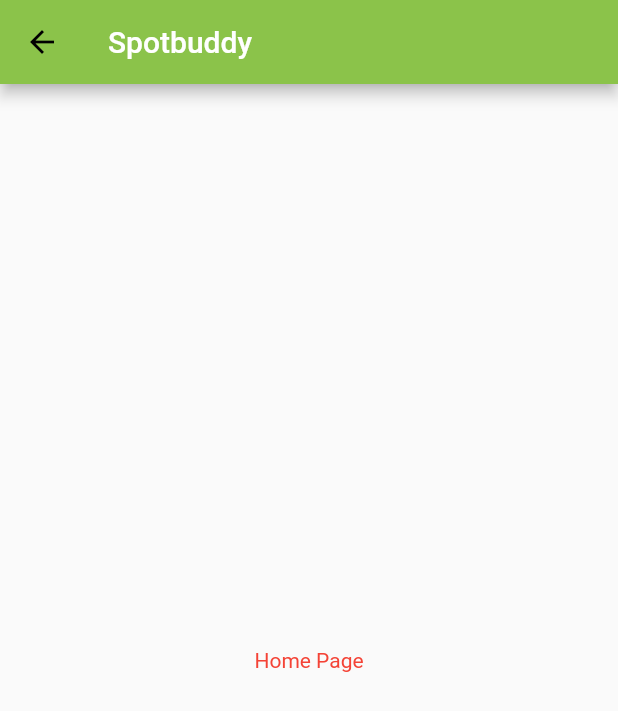
After one commit to rdale240/SpotBuddy, a Flutter app: the HomePage screen opened by its route, on a phone screen of 412 x 824 dp. The commit adds this screen. Shown: the top 711 px of the screen. Run offline on Flutter 3.47's test engine with Material 2 defaults, Android fonts, the phone set to English and light mode, and no system bars; our stand-ins replace random_string.

```diff
--- /dev/null
+++ b/lib/homepage.dart
@@ -0,0 +1,23 @@
+import 'package:flutter/material.dart';
+
+
+class HomePage extends StatefulWidget {
+  final String title;
+  HomePage({Key key, this.title}) : super(key: key);
+  @override
+  _HomePageState createState() => _HomePageState();
+}
+
+class _HomePageState extends State<HomePage> {
+  @override
+  Widget build(BuildContext context) {
+    return Scaffold(
+      appBar: AppBar(
+        title: Text(widget.title, style: TextStyle(color: Colors.white)),
+      ),
+      body:Center(
+        child: Text("Home Page")
+        ,)
+    );
+  }
+}
--- a/lib/main.dart
+++ b/lib/main.dart
@@ -2,6 +2,7 @@ import 'package:flutter/material.dart';
 import 'package:http/http.dart' as http;
 import './login.dart';
 import './signup.dart';
+import './homepage.dart';
 
 void main() => runApp(MyApp());
 
@@ -33,7 +34,13 @@ class MyApp extends StatelessWidget {
           title: new TextStyle(color: Colors.black, fontSize: 48),
         ),
       ),
-      home: Landing(title: 'SpotBuddy'),
+      initialRoute: '/',
+      routes: {
+        '/': (context) => Landing(title: "Spotbuddy"),
+        '/login': (context) => LoginPage(title: "Spotbuddy Login"),
+        '/signin': (context) => SignUpPage(title: "Spotbuddy Sign Up"),
+        '/home': (context) => HomePage(title: "Spotbuddy"),
+      }
     );
   }
 }
@@ -50,10 +57,11 @@ class Landing extends StatefulWidget {
   // used by the build method of the State. Fields in a Widget subclass are
   // always marked "final".
 
-  final String title;
+
 
   @override
   _LandingState createState() => _LandingState();
+  final String title;
 }
 
 class _LandingState extends State<Landing> {
--- a/pubspec.yaml
+++ b/pubspec.yaml
@@ -16,6 +16,7 @@ dependencies:
   flutter:
     sdk: flutter
   http: ^0.12.0+1
+  random_string: ^0.0.2
 
   # The following adds the Cupertino Icons font to your application.
   # Use with the CupertinoIcons class for iOS style icons.
```
Also changed, not shown: lib/login.dart (+48 -29 lines), lib/signup.dart (+58 -32 lines).
